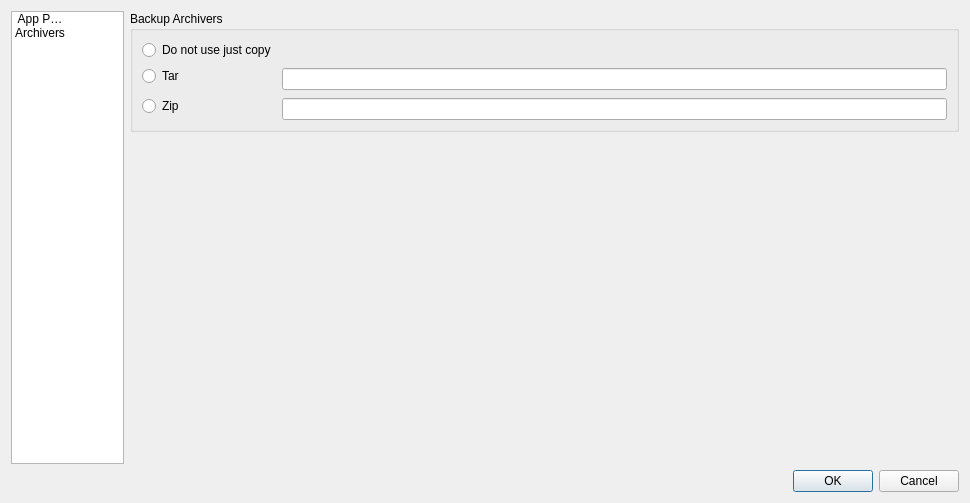
Before: the Qt Designer form configdialog.ui in darthtenebrus/linion, drawn with Qt 5.
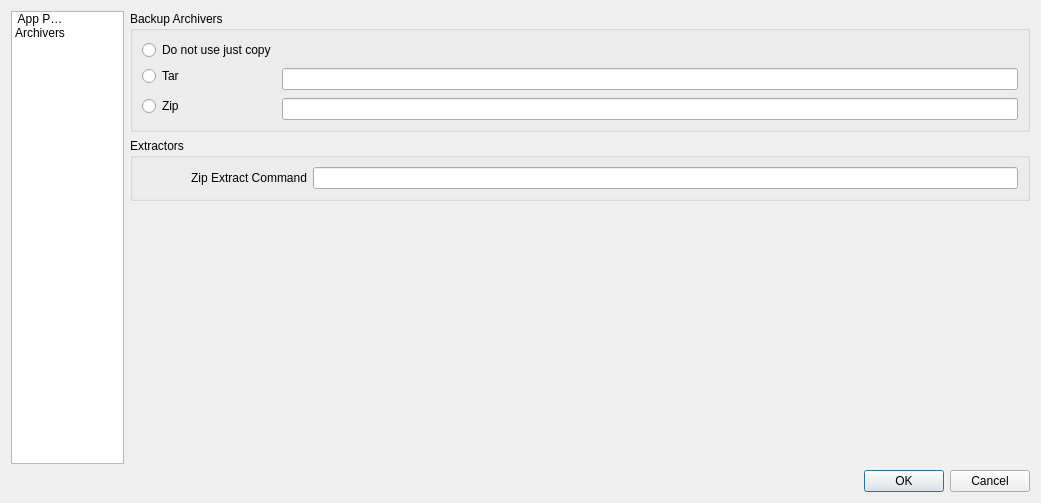
After: the same form once the commit is applied. Icons and pictures are not drawn.

```diff
--- a/configdialog.ui
+++ b/configdialog.ui
@@ -9,7 +9,7 @@
    <rect>
     <x>0</x>
     <y>0</y>
-    <width>970</width>
+    <width>1041</width>
     <height>503</height>
    </rect>
   </property>
@@ -286,6 +286,40 @@
            </layout>
           </widget>
          </item>
+         <item>
+          <widget class="QGroupBox" name="groupBox_3">
+           <property name="title">
+            <string>Extractors</string>
+           </property>
+           <layout class="QGridLayout" name="gridLayout_3">
+            <item row="0" column="0">
+             <widget class="QLabel" name="label_3">
+              <property name="sizePolicy">
+               <sizepolicy hsizetype="Minimum" vsizetype="Fixed">
+                <horstretch>0</horstretch>
+                <verstretch>0</verstretch>
+               </sizepolicy>
+              </property>
+              <property name="minimumSize">
+               <size>
+                <width>165</width>
+                <height>0</height>
+               </size>
+              </property>
+              <property name="text">
+               <string>Zip Extract Command</string>
+              </property>
+              <property name="alignment">
+               <set>Qt::AlignRight|Qt::AlignTrailing|Qt::AlignVCenter</set>
+              </property>
+             </widget>
+            </item>
+            <item row="0" column="1">
+             <widget class="QLineEdit" name="zipExtractCommand"/>
+            </item>
+           </layout>
+          </widget>
+         </item>
          <item>
           <spacer name="verticalSpacer_2">
            <property name="orientation">
```
